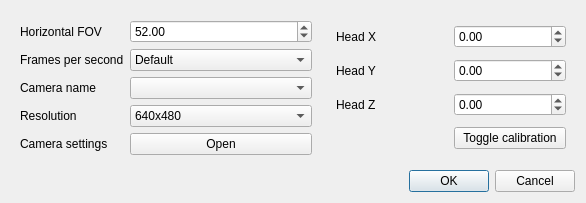
Old version of the form ftnoir_tracker_aruco/aruco-trackercontrols.ui in the repository opentrack/opentrack.
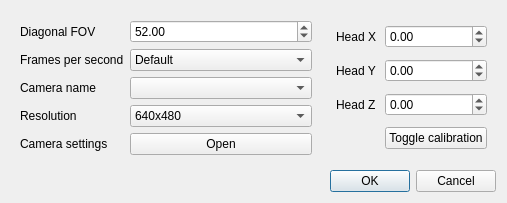
New version of the form.

Commit message: pt, ht, aruco: use calibration data. rename fov to diagonal in UI

```diff
--- a/ftnoir_tracker_aruco/aruco-trackercontrols.ui
+++ b/ftnoir_tracker_aruco/aruco-trackercontrols.ui
@@ -9,7 +9,7 @@
    <rect>
     <x>0</x>
     <y>0</y>
-    <width>586</width>
+    <width>485</width>
     <height>202</height>
    </rect>
   </property>
@@ -109,7 +109,7 @@
       <item row="0" column="0">
        <widget class="QLabel" name="label">
         <property name="text">
-         <string>Horizontal FOV</string>
+         <string>Diagonal FOV</string>
         </property>
        </widget>
       </item>
```
The commit also changes 5 other files.
